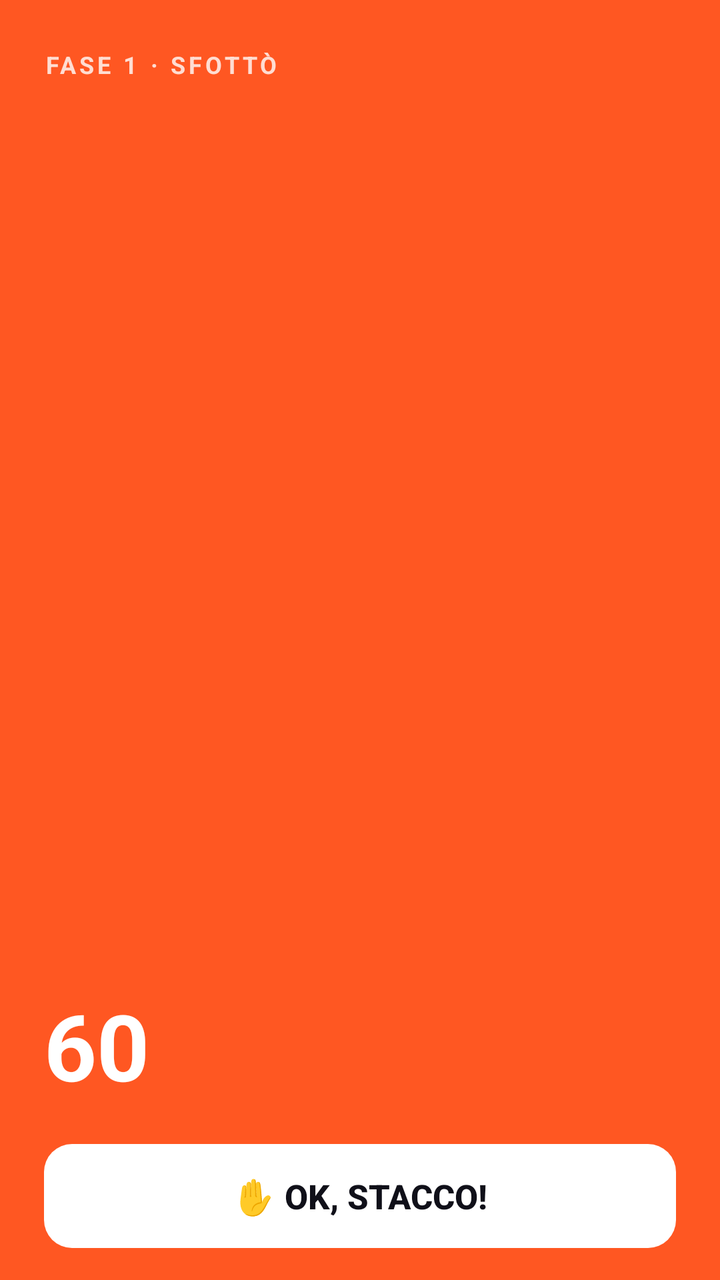
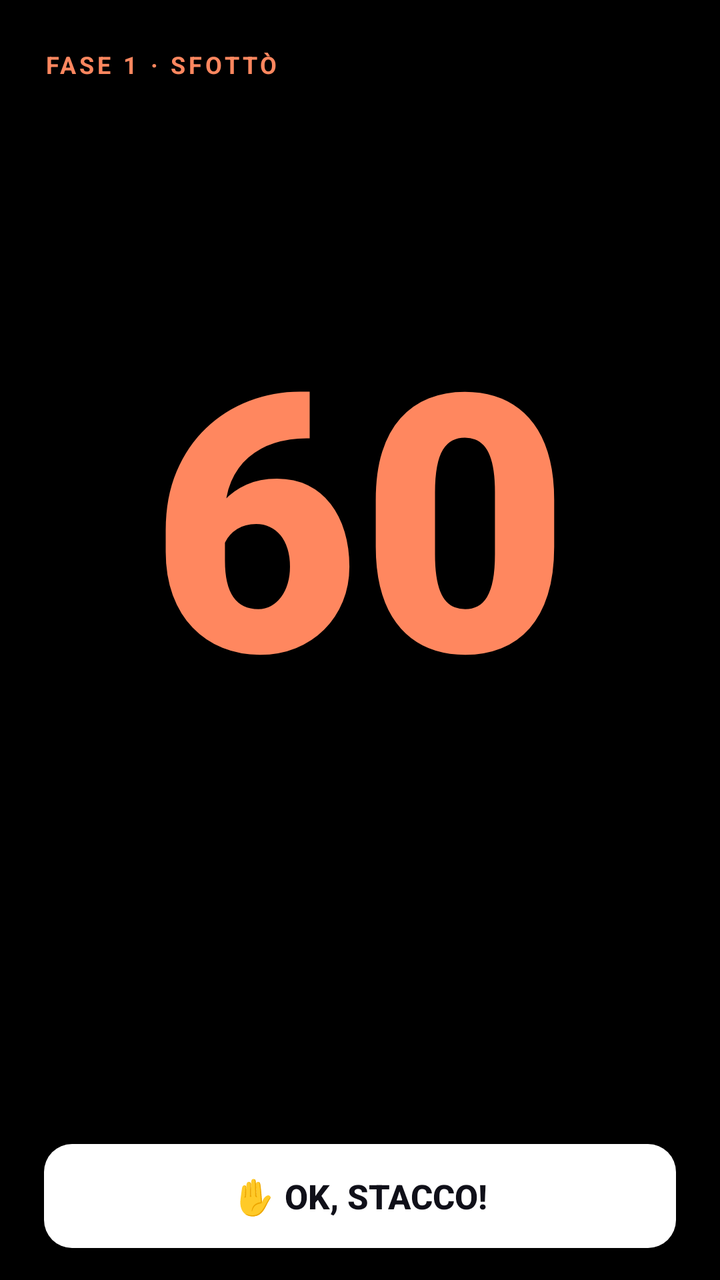

Before-and-after screenshots of an Android layout around one commit, followed by the original layout XML and the change that was made.
<!-- AndroidManifest.xml: activity theme Theme.Stacca.FullScreen -->
<!-- res/layout/activity_insultami.xml -->
<?xml version="1.0" encoding="utf-8"?>
<FrameLayout xmlns:android="http://schemas.android.com/apk/res/android"
    xmlns:app="http://schemas.android.com/apk/res-auto"
    android:id="@+id/insultRoot"
    android:layout_width="match_parent"
    android:layout_height="match_parent"
    android:background="@color/alert_aggressive">

    <LinearLayout
        android:layout_width="match_parent"
        android:layout_height="match_parent"
        android:orientation="vertical"
        android:paddingStart="22dp"
        android:paddingEnd="22dp"
        android:paddingTop="24dp"
        android:paddingBottom="16dp">

        
        <TextView
            android:id="@+id/tvInsultPhase"
            android:layout_width="wrap_content"
            android:layout_height="wrap_content"
            android:text="@string/insult_phase_1"
            android:textSize="12sp"
            android:textStyle="bold"
            android:letterSpacing="0.14"
            android:textColor="#CCFFFFFF" />

        <Space
            android:layout_width="match_parent"
            android:layout_height="0dp"
            android:layout_weight="1" />

        
        <TextView
            android:id="@+id/tvInsult"
            android:layout_width="match_parent"
            android:layout_height="wrap_content"
            android:textSize="32sp"
            android:fontFamily="sans-serif-black"
            android:lineSpacingMultiplier="1.08"
            android:letterSpacing="-0.01"
            android:textColor="@color/white" />

        <Space
            android:layout_width="match_parent"
            android:layout_height="0dp"
            android:layout_weight="1" />

        
        <TextView
            android:id="@+id/tvInsultTimer"
            android:layout_width="wrap_content"
            android:layout_height="wrap_content"
            android:text="60"
            android:textSize="46sp"
            android:textStyle="bold"
            android:fontFeatureSettings="tnum"
            android:includeFontPadding="false"
            android:textColor="@color/white"
            android:layout_marginBottom="20dp" />

        <com.google.android.material.button.MaterialButton
            android:id="@+id/btnInsultOk"
            android:layout_width="match_parent"
            android:layout_height="52dp"
            android:insetTop="0dp"
            android:insetBottom="0dp"
            android:text="@string/insult_btn_ok"
            android:textSize="17sp"
            android:textStyle="bold"
            android:textAllCaps="false"
            android:letterSpacing="0"
            android:textColor="@color/home_bg"
            app:backgroundTint="@color/white"
            app:cornerRadius="14dp"
            app:elevation="0dp" />

    </LinearLayout>
</FrameLayout>
<!-- resources referenced by this layout -->
<resources>
  <color name="alert_aggressive">#FF5722</color>
  <color name="home_bg">#101019</color>
  <color name="white">#FFFFFF</color>
  <string name="insult_btn_ok">✋ OK, STACCO!</string>
  <string name="insult_phase_1">FASE 1 · SFOTTÒ</string>
  <style name="Theme.Stacca.FullScreen" parent="Theme.Stacca">
          <item name="android:windowFullscreen">true</item>
          <item name="android:windowNoTitle">true</item>
          <item name="android:windowBackground">@color/alert_nuclear</item>
      </style>
  <style name="Theme.Stacca" parent="Theme.Material3.Dark.NoActionBar">
          <item name="colorPrimary">@color/primary</item>
          <item name="colorPrimaryDark">@color/primary_dark</item>
          <item name="colorOnPrimary">@color/on_primary</item>
          <item name="colorSecondary">@color/secondary</item>
          <item name="colorOnSecondary">@color/on_secondary</item>
          <item name="colorTertiary">@color/tertiary</item>
          <item name="colorOnTertiary">@color/on_tertiary</item>
          <item name="android:colorBackground">@color/background_dark</item>
          <item name="colorSurface">@color/surface</item>
          <item name="colorSurfaceVariant">@color/surface_variant</item>
          <item name="android:textColorPrimary">@color/text_primary</item>
          <item name="android:textColorSecondary">@color/text_secondary</item>
          <item name="android:textColorHint">@color/text_hint</item>
          <item name="android:statusBarColor">@color/background_dark</item>
          <item name="android:navigationBarColor">@color/background_dark</item>
          <item name="android:windowBackground">@color/background_dark</item>
      </style>
  <color name="alert_nuclear">#F44336</color>
  <color name="primary">#FF6B35</color>
  <color name="primary_dark">#E55A2B</color>
  <color name="on_primary">#FFFFFF</color>
  <color name="secondary">#7B2FF7</color>
  <color name="on_secondary">#FFFFFF</color>
  <color name="tertiary">#00C9A7</color>
  <color name="on_tertiary">#FFFFFF</color>
  <color name="background_dark">#0D0D1A</color>
  <color name="surface">#16213E</color>
  <color name="surface_variant">#1E2A4A</color>
  <color name="text_primary">#FFFFFF</color>
  <color name="text_secondary">#B0B0CC</color>
  <color name="text_hint">#6E6E8A</color>
</resources>

<!-- the commit's change to res/layout/activity_insultami.xml (unified diff, before → after) -->
@@ -4,12 +4,13 @@
     android:id="@+id/insultRoot"
     android:layout_width="match_parent"
     android:layout_height="match_parent"
-    android:background="@color/alert_aggressive">
+    android:background="#000000">
 
     <LinearLayout
         android:layout_width="match_parent"
         android:layout_height="match_parent"
         android:orientation="vertical"
+        android:gravity="center_horizontal"
         android:paddingStart="22dp"
         android:paddingEnd="22dp"
         android:paddingTop="24dp"
@@ -20,27 +21,12 @@
             android:id="@+id/tvInsultPhase"
             android:layout_width="wrap_content"
             android:layout_height="wrap_content"
+            android:layout_gravity="start"
             android:text="@string/insult_phase_1"
             android:textSize="12sp"
             android:textStyle="bold"
             android:letterSpacing="0.14"
-            android:textColor="#CCFFFFFF" />
-
-        <Space
-            android:layout_width="match_parent"
-            android:layout_height="0dp"
-            android:layout_weight="1" />
-
-        
-        <TextView
-            android:id="@+id/tvInsult"
-            android:layout_width="match_parent"
-            android:layout_height="wrap_content"
-            android:textSize="32sp"
-            android:fontFamily="sans-serif-black"
-            android:lineSpacingMultiplier="1.08"
-            android:letterSpacing="-0.01"
-            android:textColor="@color/white" />
+            android:textColor="@color/home_accent" />
 
         <Space
             android:layout_width="match_parent"
@@ -50,15 +36,34 @@
         
         <TextView
             android:id="@+id/tvInsultTimer"
-            android:layout_width="wrap_content"
+            android:layout_width="match_parent"
             android:layout_height="wrap_content"
+            android:gravity="center"
             android:text="60"
-            android:textSize="46sp"
-            android:textStyle="bold"
+            android:textSize="180sp"
+            android:fontFamily="sans-serif-black"
             android:fontFeatureSettings="tnum"
             android:includeFontPadding="false"
-            android:textColor="@color/white"
-            android:layout_marginBottom="20dp" />
+            android:maxLines="2"
+            android:textColor="@color/home_accent" />
+
+        
+        <TextView
+            android:id="@+id/tvInsult"
+            android:layout_width="match_parent"
+            android:layout_height="wrap_content"
+            android:layout_marginTop="12dp"
+            android:minHeight="72dp"
+            android:gravity="center"
+            android:textSize="18sp"
+            android:textStyle="bold"
+            android:lineSpacingMultiplier="1.1"
+            android:textColor="@color/home_text" />
+
+        <Space
+            android:layout_width="match_parent"
+            android:layout_height="0dp"
+            android:layout_weight="1" />
 
         <com.google.android.material.button.MaterialButton
             android:id="@+id/btnInsultOk"
<!-- resource entries referenced after the edit -->
@@ -1,7 +1,8 @@
 <!-- resources referenced by this layout -->
 <resources>
-  <color name="alert_aggressive">#FF5722</color>
+  <color name="home_accent">#FF875F</color>
   <color name="home_bg">#101019</color>
+  <color name="home_text">#F8F5F0</color>
   <color name="white">#FFFFFF</color>
   <string name="insult_btn_ok">✋ OK, STACCO!</string>
   <string name="insult_phase_1">FASE 1 · SFOTTÒ</string>
